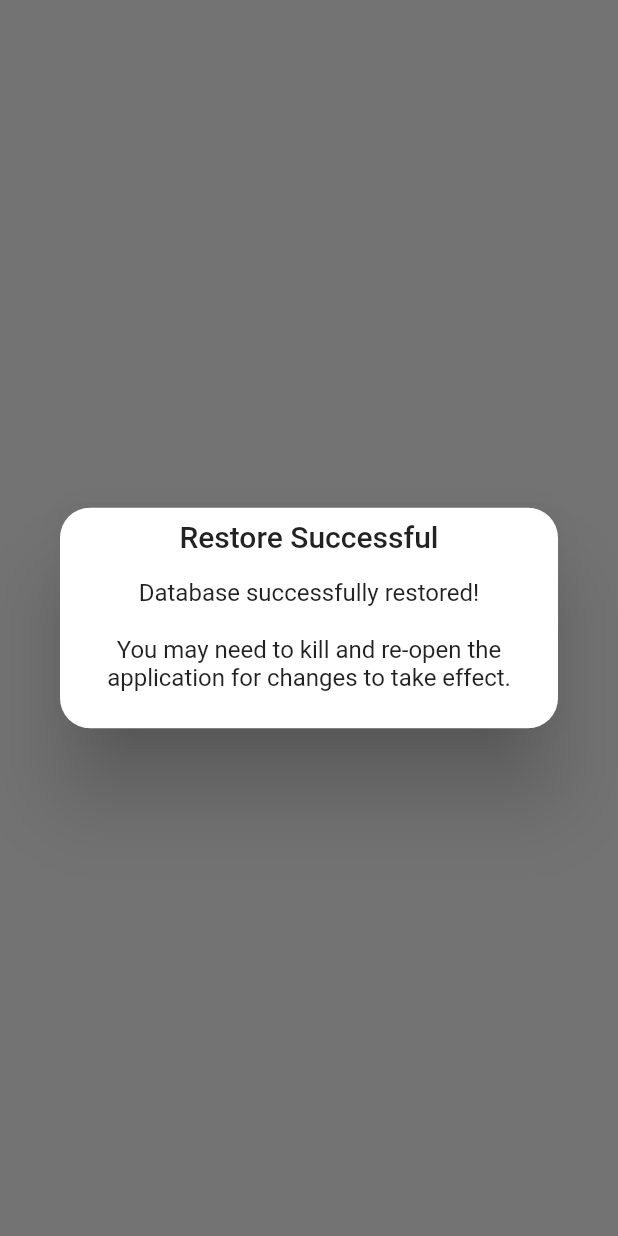
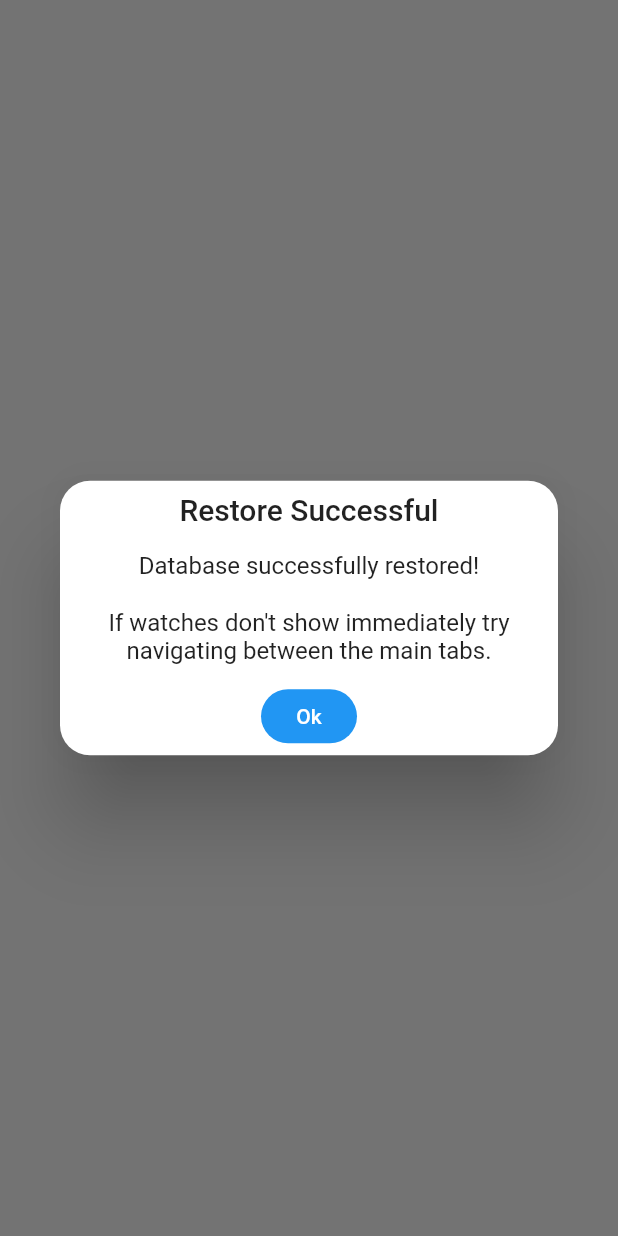
Before and after one commit to Stif-UK/WristCheck, a Flutter app: what getRestoreSuccessDialog() shows on an empty page, opened directly, on a phone screen of 412 x 824 dp. Run offline on Flutter 3.47's test engine with Material 2 defaults, Android fonts, the phone set to English and light mode, and no system bars; our stand-ins replace file_picker, flutter_markdown, get, hive, hive_flutter, image_cropper and 5 more; accounts and stored records are empty.

Commit message:
updated success dialog

```diff
--- a/lib/copy/dialogs.dart
+++ b/lib/copy/dialogs.dart
@@ -1,5 +1,4 @@
 import 'dart:io';
-
 import 'package:flutter_markdown/flutter_markdown.dart';
 import 'package:get/get.dart';
 import 'package:wristcheck/model/backup_restore_methods.dart';
@@ -7,6 +6,8 @@ import 'package:wristcheck/model/watch_methods.dart';
 import 'package:wristcheck/model/watches.dart';
 import 'package:wristcheck/copy/whats_new_copy.dart';
 import 'package:flutter/material.dart';
+import 'package:wristcheck/boxes.dart';
+import 'package:hive/hive.dart';
 
 class WristCheckDialogs {
 
@@ -83,6 +84,7 @@ class WristCheckDialogs {
             "\n\nNote: Restoring the database will clear down any existing data and REPLACE it with the backup."
             "\n\nWatch pictures are NOT currently backed up!"
             "\n\nIf any issues arise during the backup / restore process these can often be resolved by killing and restarting the application."
+
     );
   }
 
@@ -124,7 +126,12 @@ class WristCheckDialogs {
       title: "Restore Successful",
       barrierDismissible: true,
       middleText: "Database successfully restored!\n\n"
-          "You may need to kill and re-open the application for changes to take effect."
+          "If watches don't show immediately try navigating between the main tabs.",
+      onConfirm: () async {
+        var box = Boxes.getWatches();
+        await box.close().then((_) => Hive.openBox<Watches>("WatchBox"));
+        Get.back();
+      }
     );
   }
 
--- a/lib/ui/wristcheck_home.dart
+++ b/lib/ui/wristcheck_home.dart
@@ -89,8 +89,6 @@ class _WristCheckHomeState extends State<WristCheckHome> {
       body: _children[_currentIndex],
       drawer: const WatchHomeDrawer(),
 
-
-
       //hide FAB except on collection screen
       floatingActionButton: _currentIndex == 0 ? FloatingActionButton(
         child: const Icon(Icons.add_rounded),
```
